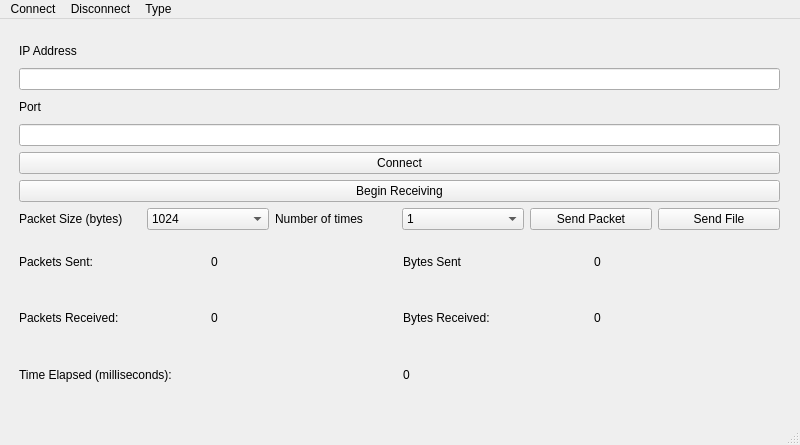
Before: the Qt Designer form mainwindow.ui in hchho/COMP4985_Assn2, drawn with Qt 5.
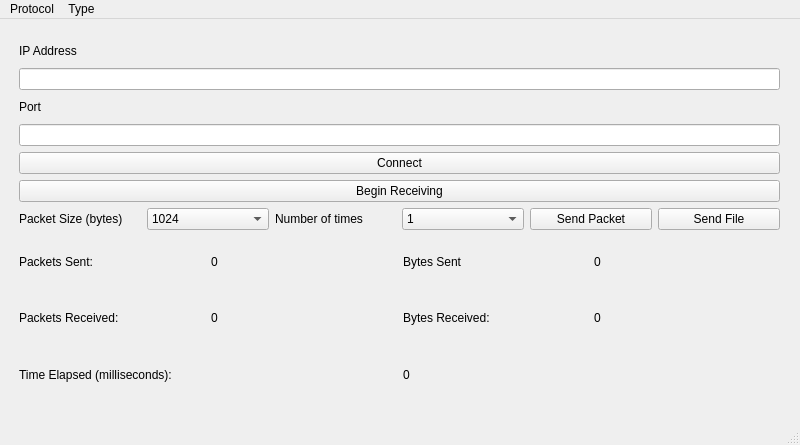
After: the same form once the commit is applied.

Diff of the .ui file:
```diff
--- a/mainwindow.ui
+++ b/mainwindow.ui
@@ -241,21 +241,16 @@
      <x>0</x>
      <y>0</y>
      <width>800</width>
-     <height>30</height>
+     <height>22</height>
     </rect>
    </property>
    <widget class="QMenu" name="menuConnect">
     <property name="title">
-     <string>Connect</string>
+     <string>Protocol</string>
     </property>
     <addaction name="actionTCP"/>
     <addaction name="actionUDP"/>
    </widget>
-   <widget class="QMenu" name="menuDisconnect">
-    <property name="title">
-     <string>Disconnect</string>
-    </property>
-   </widget>
    <widget class="QMenu" name="menuType">
     <property name="title">
      <string>Type</string>
@@ -264,7 +259,6 @@
     <addaction name="actionServer"/>
    </widget>
    <addaction name="menuConnect"/>
-   <addaction name="menuDisconnect"/>
    <addaction name="menuType"/>
   </widget>
   <widget class="QStatusBar" name="statusbar"/>
```
